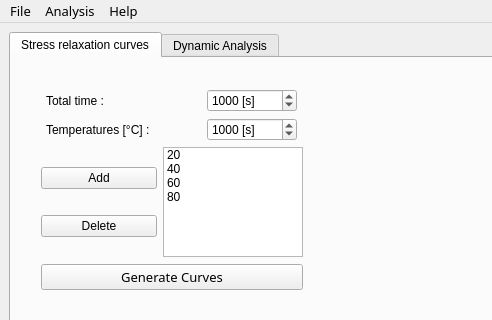
Old version of the form MainWindow.ui in the repository LuisCarlosRojasTorres/ViscoQT; both pictures show x 0 to 492 and y 0 to 320 of the 1367 by 768 pixel window.
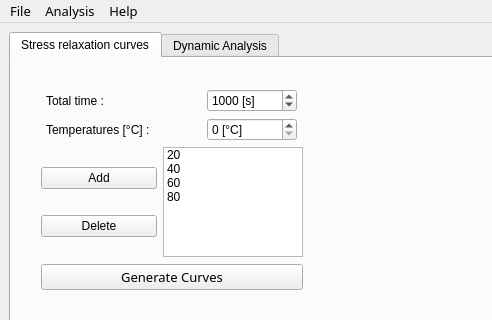
New version of the form. The open tabs and pages were chosen to show the change.

Commit message:
Commit antes de grande mudança para TabWidget
- O tabWidget ate agora foi dividido em duas abas: StressRelaxation e DynamicAnalysis. Estas duas widgets vao ser PROMOTED para melhorar a legibilidade, no construtor delas só vai ser necesario inserir o linearViscoelastic object.

```diff
--- a/MainWindow.ui
+++ b/MainWindow.ui
@@ -120,13 +120,13 @@
                 </size>
                </property>
                <property name="suffix">
-                <string> [s]</string>
+                <string> [°C]</string>
                </property>
                <property name="maximum">
                 <number>1000000</number>
                </property>
                <property name="value">
-                <number>1000</number>
+                <number>0</number>
                </property>
               </widget>
              </item>
```
Left out of the diff: 2 changed lines with no effect on the pictures. The commit also changes 2 other files.
